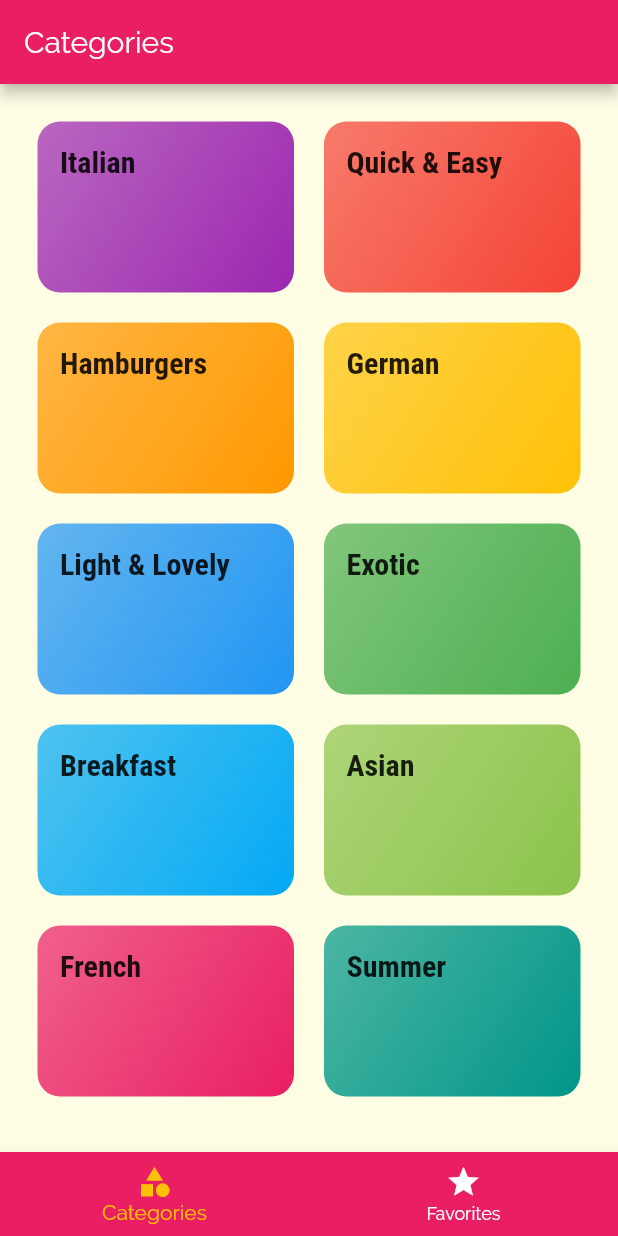
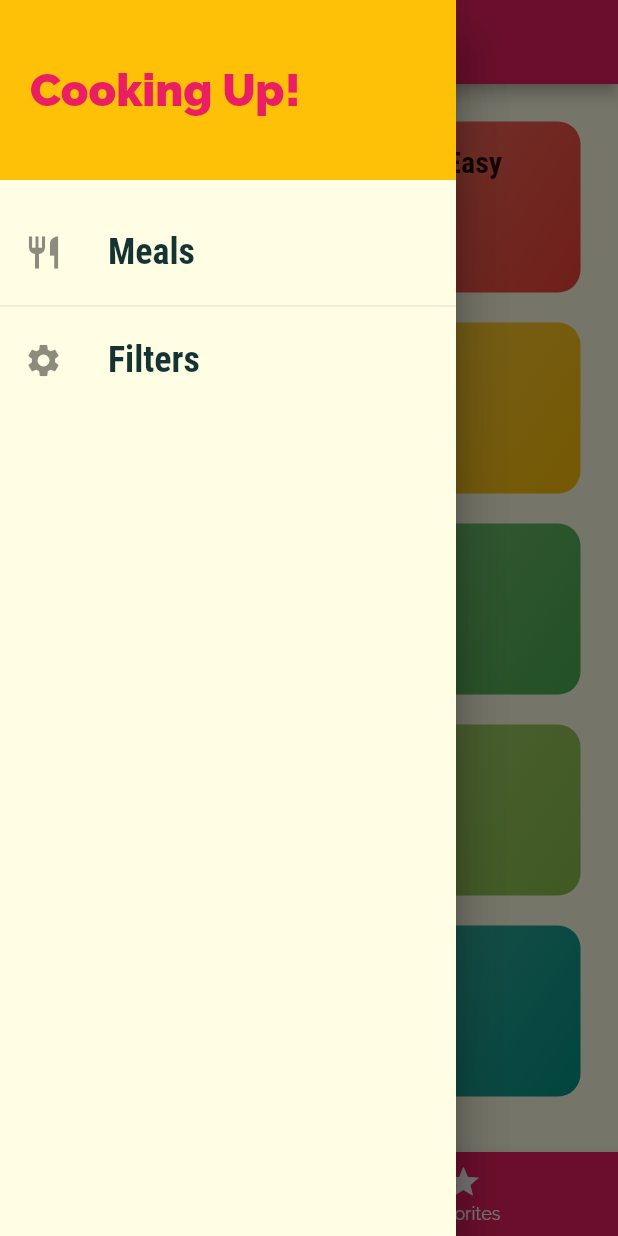
Before and after one commit to OakRaven/Deli-Meals, a Flutter app: the screen it shows after launch, with the side drawer open (before the commit the screen has no drawer), on a phone screen of 412 x 824 dp. Run offline on Flutter 3.47's test engine with Material 2 defaults, Android fonts, the phone set to English and light mode, and no system bars.

Commit message:
Completed lesson 172.

```diff
--- a/lib/main.dart
+++ b/lib/main.dart
@@ -1,7 +1,6 @@
 import 'package:flutter/material.dart';
 
 import './screens/tabs_screen.dart';
-import './screens/categories_screen.dart';
 import './screens/category_meals_screen.dart';
 import './screens/meal_detail_screen.dart';
 
--- a/lib/screens/tabs_screen.dart
+++ b/lib/screens/tabs_screen.dart
@@ -2,6 +2,7 @@ import 'package:flutter/material.dart';
 
 import './categories_screen.dart';
 import './favorites_screen.dart';
+import '../widgets/main_drawer.dart';
 
 class TabsScreen extends StatefulWidget {
   @override
@@ -30,6 +31,9 @@ class _TabsScreenState extends State<TabsScreen> {
       appBar: AppBar(
         title: Text(selectedPage['title']),
       ),
+      drawer: Drawer(
+        child: MainDrawer(),
+      ),
       body: selectedPage['page'] as Widget,
       bottomNavigationBar: BottomNavigationBar(
         onTap: _selectPage,
--- /dev/null
+++ b/lib/widgets/main_drawer.dart
@@ -0,0 +1,63 @@
+import 'package:flutter/material.dart';
+
+class MainDrawer extends StatelessWidget {
+  Widget _buildListTile({String title, IconData icon, Function onTap}) {
+    return ListTile(
+      leading: Icon(
+        icon,
+        size: 26,
+      ),
+      title: Text(
+        title,
+        style: TextStyle(
+          fontFamily: 'RobotoCondensed',
+          fontSize: 24,
+          fontWeight: FontWeight.bold,
+        ),
+      ),
+      onTap: onTap,
+    );
+  }
+
+  @override
+  Widget build(BuildContext context) {
+    return Drawer(
+      child: Column(
+        children: [
+          Container(
+            height: 120,
+            width: double.infinity,
+            padding: const EdgeInsets.all(20),
+            alignment: Alignment.centerLeft,
+            color: Theme.of(context).accentColor,
+            child: Text(
+              'Cooking Up!',
+              style: TextStyle(
+                  fontWeight: FontWeight.w900,
+                  fontSize: 30,
+                  color: Theme.of(context).primaryColor),
+            ),
+          ),
+          SizedBox(
+            height: 20,
+          ),
+          _buildListTile(
+            title: 'Meals',
+            icon: Icons.restaurant,
+            onTap: () {
+              print('Tapped Meals');
+            },
+          ),
+          Divider(),
+          _buildListTile(
+            title: 'Filters',
+            icon: Icons.settings,
+            onTap: () {
+              print('Tapped Favorites');
+            },
+          ),
+        ],
+      ),
+    );
+  }
+}
```
